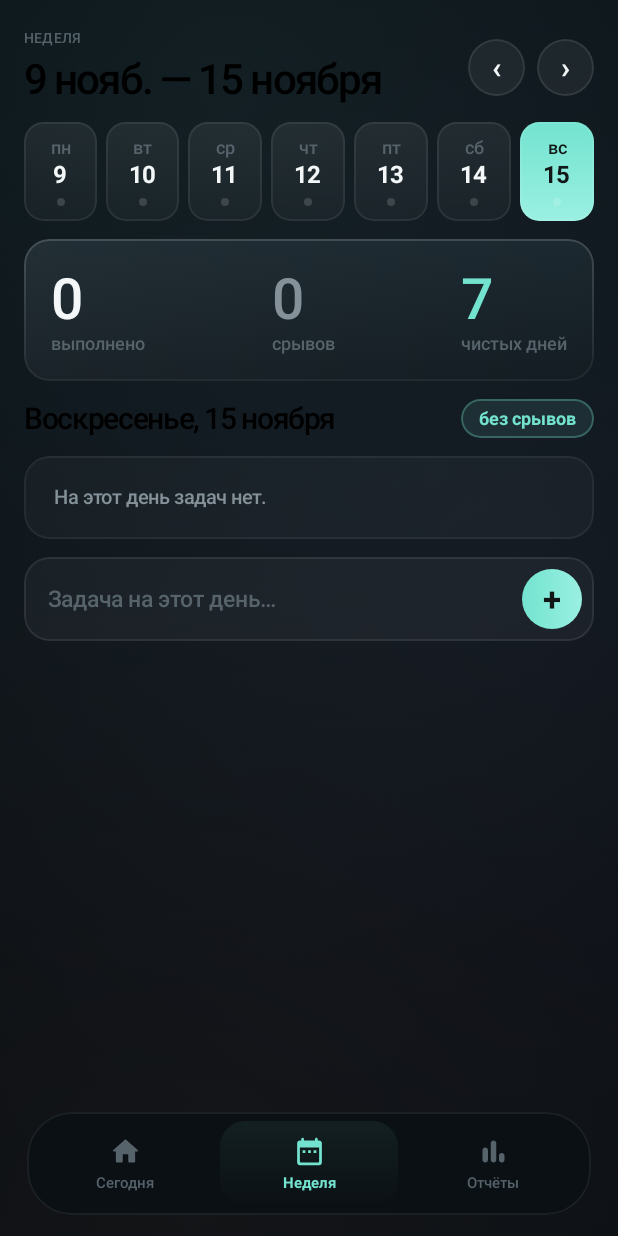
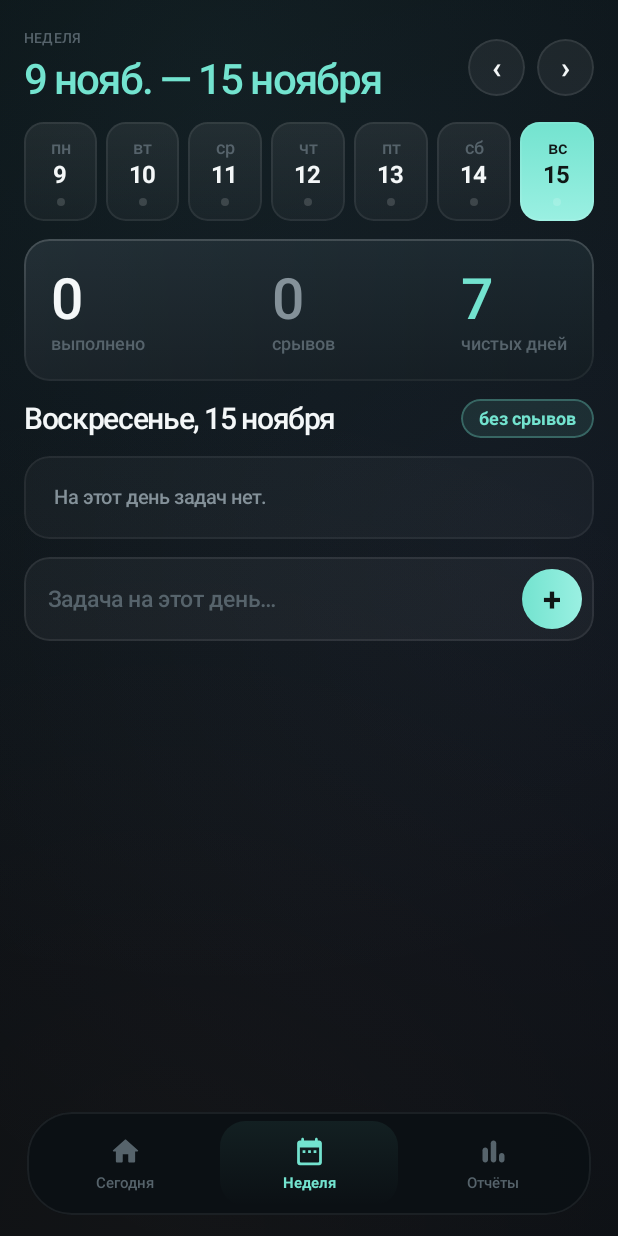
Before and after one commit to kirillworking2008-lab/report, an Android app built with Jetpack Compose: the screen it shows after launch (MainActivity), after a tap on "Неделя", on a phone screen of 412 x 824 dp. Run offline under Robolectric (Android 15) with nearby library versions, the phone set to English and light mode, and no system bars; our stand-ins replace Room's generated code; 1 other tap on this screen came first.

Commit message:
Smoking instead of procrastination, per-widget principle switcher, mint headings, readable default text color
Co-authored-by: arena-agent <297053741+arena-agent@users.noreply.github.com>

```diff
--- a/app/src/main/java/com/sterzhen/app/data/Principles.kt
+++ b/app/src/main/java/com/sterzhen/app/data/Principles.kt
@@ -44,10 +44,10 @@ object Principles {
             colorHex = 0xFF8E24AA
         ),
         Principle(
-            id = "procrastination",
-            title = "Без прокрастинации",
-            subtitle = "Делать, а не откладывать",
-            emoji = "⏳",
+            id = "smoking",
+            title = "Без курения",
+            subtitle = "Ни сигарет, ни вейпов",
+            emoji = "🚭",
             colorHex = 0xFF1E88E5
         ),
         Principle(
@@ -66,5 +66,11 @@ object Principles {
         )
     )
 
-    fun byId(id: String): Principle? = ALL.firstOrNull { it.id == id }
+    /** Старые идентификаторы, которые могли остаться в базе или в настройках виджета. */
+    private val LEGACY_IDS = mapOf("procrastination" to "smoking")
+
+    fun byId(id: String): Principle? {
+        val normalized = LEGACY_IDS[id] ?: id
+        return ALL.firstOrNull { it.id == normalized }
+    }
 }
--- a/app/src/main/java/com/sterzhen/app/data/Repository.kt
+++ b/app/src/main/java/com/sterzhen/app/data/Repository.kt
@@ -22,6 +22,10 @@ class Repository(private val db: AppDatabase) {
 
     /** Первый запуск: каждому принципу ставим точку отсчёта — сегодня. */
     suspend fun ensureSeeded() {
+        // переносим данные переименованного принципа, если они есть
+        db.principleDao().migrateProcrastinationSlips()
+        db.principleDao().migrateProcrastinationMeta()
+
         val existing = db.principleDao().metaOnce().map { it.principleId }.toSet()
         val today = DateUtils.format(LocalDate.now())
         Principles.ALL
--- a/app/src/main/java/com/sterzhen/app/data/db/AppDatabase.kt
+++ b/app/src/main/java/com/sterzhen/app/data/db/AppDatabase.kt
@@ -84,6 +84,13 @@ interface PrincipleDao {
 
     @Insert(onConflict = OnConflictStrategy.REPLACE)
     suspend fun upsertMeta(meta: PrincipleMetaEntity)
+
+    /** «Прокрастинация» переименована в «курение» — переносим историю срывов. */
+    @Query("UPDATE principle_slips SET principleId = 'smoking' WHERE principleId = 'procrastination'")
+    suspend fun migrateProcrastinationSlips()
+
+    @Query("UPDATE principle_meta SET principleId = 'smoking' WHERE principleId = 'procrastination'")
+    suspend fun migrateProcrastinationMeta()
 }
 
 @Database(
--- a/app/src/main/java/com/sterzhen/app/ui/screens/ReportsScreen.kt
+++ b/app/src/main/java/com/sterzhen/app/ui/screens/ReportsScreen.kt
@@ -86,7 +86,8 @@ fun ReportsScreen(vm: AppViewModel) {
             Spacer(modifier = Modifier.height(6.dp))
             Text(
                 text = "Твоя динамика",
-                style = MaterialTheme.typography.displayMedium
+                style = MaterialTheme.typography.displayMedium,
+                color = Ink.Ember
             )
         }
 
--- a/app/src/main/java/com/sterzhen/app/ui/screens/TodayScreen.kt
+++ b/app/src/main/java/com/sterzhen/app/ui/screens/TodayScreen.kt
@@ -178,7 +178,8 @@ fun TodayScreen(vm: AppViewModel) {
                     Spacer(modifier = Modifier.height(6.dp))
                     Text(
                         text = "Сегодня",
-                        style = MaterialTheme.typography.displayMedium
+                        style = MaterialTheme.typography.displayMedium,
+                        color = Ink.Ember
                     )
                 }
                 FlameBurst(streak = maxStreak, dimension = 62.dp)
--- a/app/src/main/java/com/sterzhen/app/ui/screens/WeekScreen.kt
+++ b/app/src/main/java/com/sterzhen/app/ui/screens/WeekScreen.kt
@@ -97,7 +97,8 @@ fun WeekScreen(vm: AppViewModel) {
                     Text(
                         text = "${monday.format(DateTimeFormatter.ofPattern("d MMM", RU_LOCALE))} — " +
                             monday.plusDays(6).format(DateTimeFormatter.ofPattern("d MMMM", RU_LOCALE)),
-                        style = MaterialTheme.typography.headlineMedium
+                        style = MaterialTheme.typography.headlineMedium,
+                        color = Ink.Ember
                     )
                 }
                 RoundIcon(text = "‹") { weekOffset -= 1 }
--- a/app/src/main/java/com/sterzhen/app/ui/theme/Theme.kt
+++ b/app/src/main/java/com/sterzhen/app/ui/theme/Theme.kt
@@ -1,9 +1,11 @@
 package com.sterzhen.app.ui.theme
 
+import androidx.compose.material3.LocalContentColor
 import androidx.compose.material3.MaterialTheme
 import androidx.compose.material3.Typography
 import androidx.compose.material3.darkColorScheme
 import androidx.compose.runtime.Composable
+import androidx.compose.runtime.CompositionLocalProvider
 import androidx.compose.ui.graphics.Color
 import androidx.compose.ui.text.TextStyle
 import androidx.compose.ui.text.font.FontFamily
@@ -160,7 +162,9 @@ private val AppTypography = Typography(
 fun SterzhenTheme(content: @Composable () -> Unit) {
     MaterialTheme(
         colorScheme = Scheme,
-        typography = AppTypography,
-        content = content
-    )
+        typography = AppTypography
+    ) {
+        // Без этого Text без явного цвета рисуется чёрным (дефолт LocalContentColor)
+        CompositionLocalProvider(LocalContentColor provides Ink.Text, content = content)
+    }
 }
--- a/app/src/main/res/values/strings.xml
+++ b/app/src/main/res/values/strings.xml
@@ -2,4 +2,6 @@
     <string name="app_name">Стержень</string>
     <string name="widget_label">Огонёк</string>
     <string name="widget_description">Огонёк по выбранному принципу — обновляется сам</string>
+    <string name="widget_settings_hint">Выбрать принцип для этого виджета</string>
+    <string name="widget_config_title">Принцип для виджета</string>
 </resources>
```
Also changed, not shown: app/src/main/java/com/sterzhen/app/widget/StreakWidget.kt (+31 -8 lines), app/src/main/java/com/sterzhen/app/widget/WidgetConfigActivity.kt (+5 -2 lines), app/src/main/res/drawable/widget_bg.xml (+4 -4 lines), app/src/main/res/layout/widget_streak.xml (+14 -3 lines), 1 other file.
